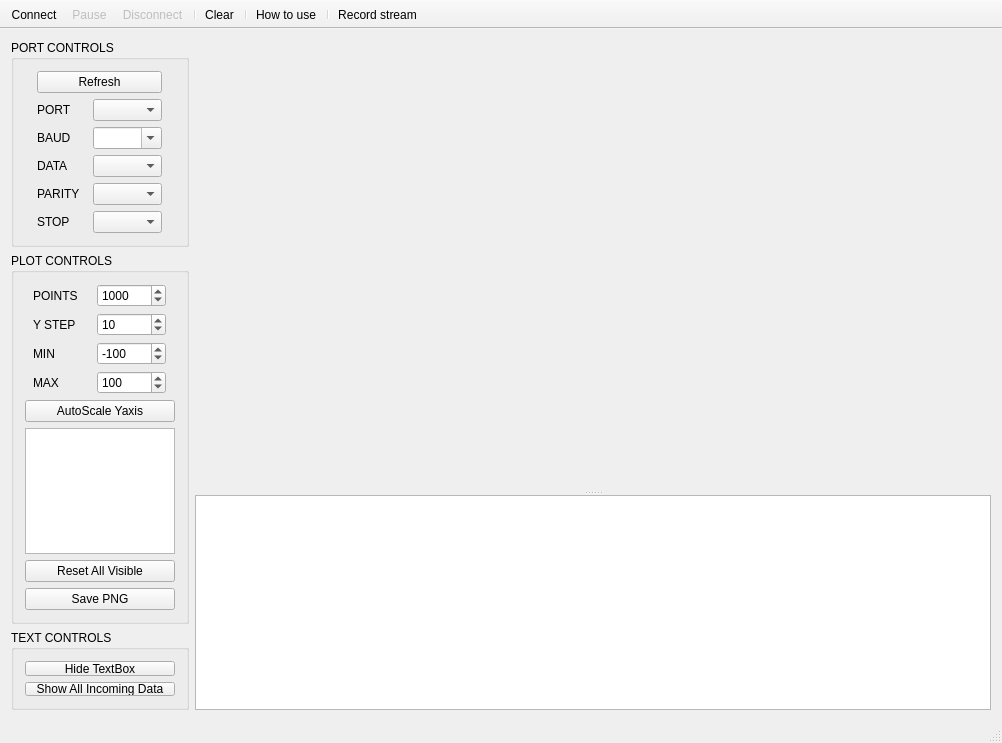
The window that mainwindow.ui (CieNTi/serial_port_plotter) describes before a commit, drawn with Qt 5.
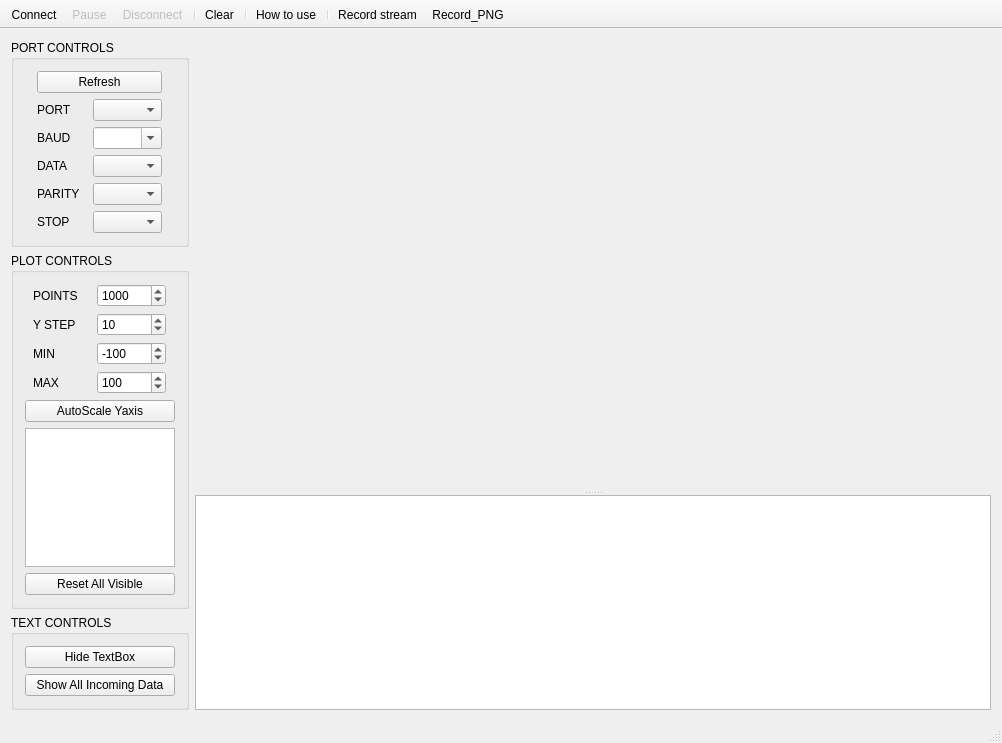
The same window after the commit. Icons and pictures are not drawn. Custom widgets are drawn as their Qt base class.

```diff
--- a/mainwindow.ui
+++ b/mainwindow.ui
@@ -528,13 +528,6 @@
              </property>
             </widget>
            </item>
-           <item>
-            <widget class="QPushButton" name="savePNGButton">
-             <property name="text">
-              <string>Save PNG</string>
-             </property>
-            </widget>
-           </item>
           </layout>
          </item>
         </layout>
@@ -555,12 +548,6 @@
       </item>
       <item>
        <widget class="QGroupBox" name="gridGroupBox">
-        <property name="minimumSize">
-         <size>
-          <width>0</width>
-          <height>80</height>
-         </size>
-        </property>
         <property name="title">
          <string>TEXT CONTROLS</string>
         </property>
@@ -703,6 +690,7 @@
    <addaction name="actionHow_to_use"/>
    <addaction name="separator"/>
    <addaction name="actionRecord_stream"/>
+   <addaction name="actionRecord_PNG"/>
   </widget>
   <action name="actionConnect">
    <property name="icon">
@@ -834,6 +822,18 @@
     <bool>true</bool>
    </property>
   </action>
+  <action name="actionRecord_PNG">
+   <property name="icon">
+    <iconset resource="res/serial_port_plotter.qrc">
+     <normaloff>:/serial_port_plotter/ExPNG_nor.png</normaloff>:/serial_port_plotter/ExPNG_nor.png</iconset>
+   </property>
+   <property name="text">
+    <string>Record_PNG</string>
+   </property>
+   <property name="toolTip">
+    <string>Record the currently plot view in PNG image.</string>
+   </property>
+  </action>
  </widget>
  <layoutdefault spacing="6" margin="11"/>
  <customwidgets>
```
